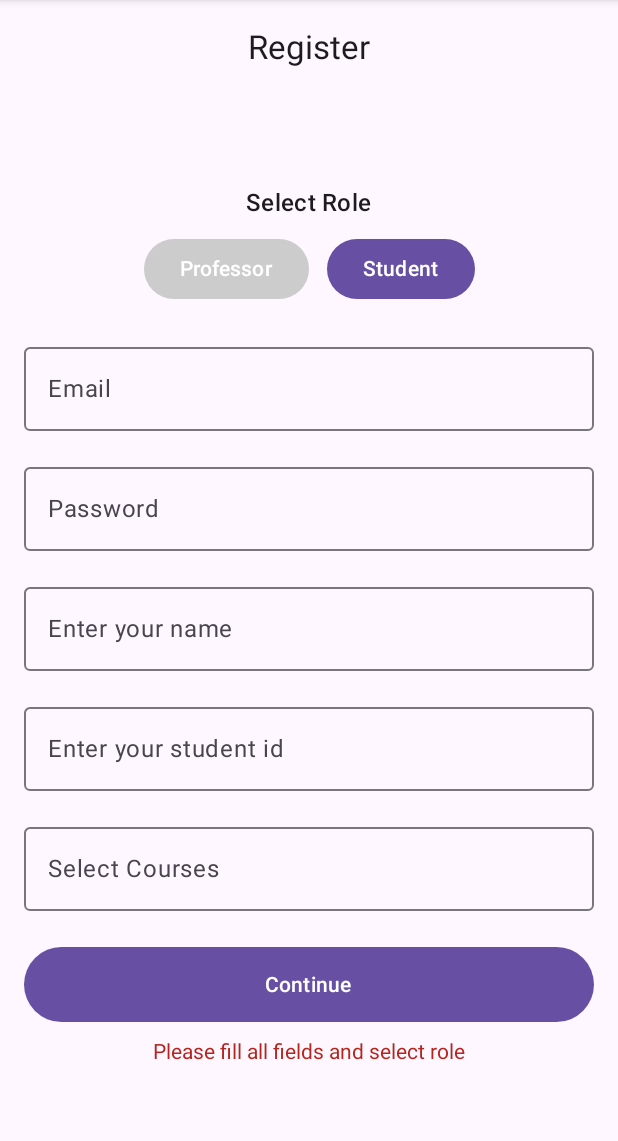
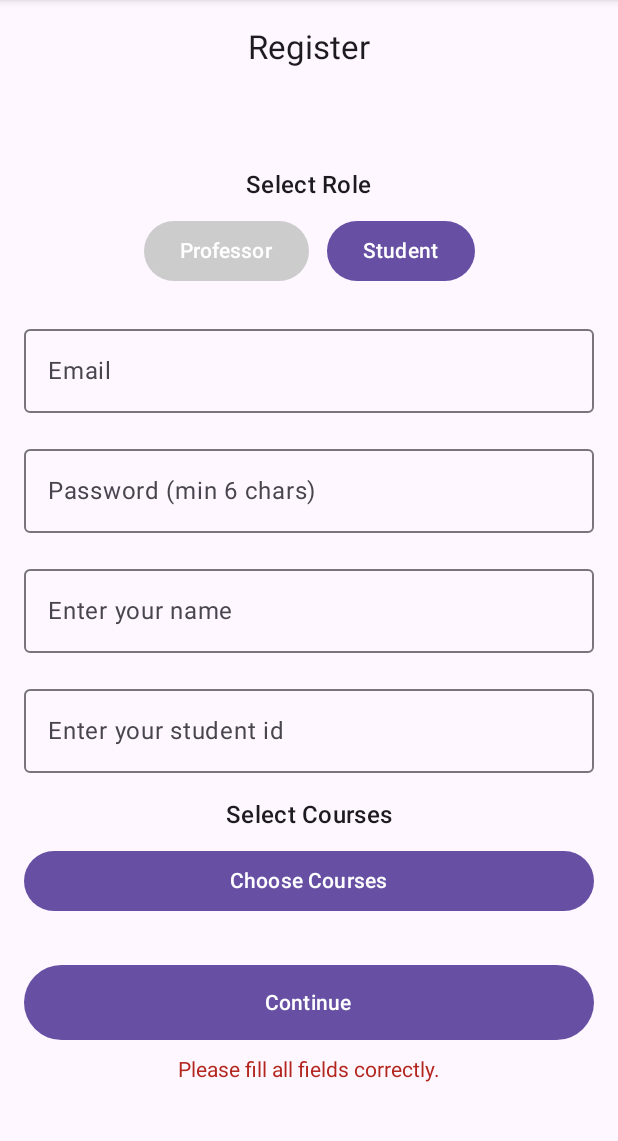
Before and after one commit to zulalmacit/FaceRecognitionApp, an Android app built with Jetpack Compose: the RegisterScreen screen opened through its navigation route, after a tap on "Continue", on a phone screen of 412 x 824 dp, the part 84-1225 px from its top. Run offline under Robolectric (Android 15) with nearby library versions, the phone set to English and light mode, and no system bars; our stand-ins replace Firebase (no records; nobody signed in at launch, a user with empty details on screens opened directly), Room's generated code; 3 other taps on this screen came first.

Commit message:
added navigation for roles

```diff
--- a/app/src/main/java/com/zulal/facerecognition/MainActivity.kt
+++ b/app/src/main/java/com/zulal/facerecognition/MainActivity.kt
@@ -14,6 +14,7 @@ import androidx.navigation.compose.rememberNavController
 import com.google.firebase.FirebaseApp
 import com.zulal.facerecognition.data.db.FaceDatabase
 import com.zulal.facerecognition.data.repository.RoomFaceRepository
+import com.zulal.facerecognition.ui.screen.AdminHomeScreen
 import com.zulal.facerecognition.ui.screen.AllUsersScreen
 import com.zulal.facerecognition.ui.screen.CameraScreen
 import com.zulal.facerecognition.ui.screen.CoursesScreen
@@ -58,5 +59,6 @@ fun AppNavigator() {
         composable("register") { RegisterScreen(navController) }
         composable("courses") { CoursesScreen(navController, faceViewModel) }
         composable("all_users") { AllUsersScreen(navController, faceViewModel) }
+        composable("adminhome") { AdminHomeScreen(navController) }
     }
 }
--- a/app/src/main/java/com/zulal/facerecognition/ui/screen/RegisterScreen.kt
+++ b/app/src/main/java/com/zulal/facerecognition/ui/screen/RegisterScreen.kt
@@ -1,8 +1,8 @@
 package com.zulal.facerecognition.ui.screen
 
-import androidx.compose.foundation.BorderStroke
 import androidx.compose.foundation.layout.*
-import androidx.compose.foundation.shape.RoundedCornerShape
+import androidx.compose.foundation.rememberScrollState
+import androidx.compose.foundation.verticalScroll
 import androidx.compose.material3.*
 import androidx.compose.runtime.*
 import androidx.compose.ui.Alignment
@@ -13,20 +13,33 @@ import androidx.compose.ui.unit.dp
 import androidx.lifecycle.viewmodel.compose.viewModel
 import androidx.navigation.NavController
 import com.zulal.facerecognition.viewmodel.AuthViewModel
+
 @OptIn(ExperimentalMaterial3Api::class)
 @Composable
-fun RegisterScreen(
-    navController: NavController,
-) {
+fun RegisterScreen(navController: NavController) {
+
     val viewModel: AuthViewModel = viewModel()
 
+    // SABİT DERS LİSTESİ
+    val courseOptions = listOf(
+        "Mobile Programming",
+        "Artificial Intelligence",
+        "Database Systems",
+        "Computer Vision",
+        "Data Structures",
+        "Operating Systems"
+    )
+
+    // States
     var userName by remember { mutableStateOf("") }
     var studentId by remember { mutableStateOf("") }
-    var selectedCourses by remember { mutableStateOf("") }
+    var selectedCourses by remember { mutableStateOf(emptyList<String>()) }
+    var showCourseDropdown by remember { mutableStateOf(false) }
     var selectedRole by remember { mutableStateOf("") }
     var email by remember { mutableStateOf("") }
     var password by remember { mutableStateOf("") }
     var message by remember { mutableStateOf("") }
+    var isLoading by remember { mutableStateOf(false) }
 
     Scaffold(
         topBar = { CenterAlignedTopAppBar(title = { Text("Register") }) }
@@ -35,66 +48,58 @@ fun RegisterScreen(
             modifier = Modifier
                 .fillMaxSize()
                 .padding(padding)
+                .verticalScroll(rememberScrollState())
                 .padding(16.dp),
             horizontalAlignment = Alignment.CenterHorizontally,
             verticalArrangement = Arrangement.Center
         ) {
 
+            // ROLE SELECT
             Text("Select Role", style = MaterialTheme.typography.titleMedium)
             Spacer(modifier = Modifier.height(8.dp))
 
-            Row(
-                horizontalArrangement = Arrangement.Center,
-                verticalAlignment = Alignment.CenterVertically
-            ) {
+            Row {
                 Button(
                     onClick = { selectedRole = "Professor" },
                     colors = ButtonDefaults.buttonColors(
-                        containerColor = if (selectedRole == "Professor")
-                            MaterialTheme.colorScheme.primary
-                        else Color.LightGray
+                        containerColor = if (selectedRole == "Professor") MaterialTheme.colorScheme.primary else Color.LightGray
                     )
-                ) {
-                    Text("Professor")
-                }
+                ) { Text("Professor") }
 
                 Spacer(modifier = Modifier.width(12.dp))
 
                 Button(
                     onClick = { selectedRole = "Student" },
                     colors = ButtonDefaults.buttonColors(
-                        containerColor = if (selectedRole == "Student")
-                            MaterialTheme.colorScheme.primary
-                        else Color.LightGray
+                        containerColor = if (selectedRole == "Student") MaterialTheme.colorScheme.primary else Color.LightGray
                     )
-                ) {
-                    Text("Student")
-                }
+                ) { Text("Student") }
             }
 
             Spacer(modifier = Modifier.height(20.dp))
 
+            // EMAIL
             OutlinedTextField(
                 value = email,
-                onValueChange = { email = it },
+                onValueChange = { email = it.trim() },
                 label = { Text("Email") },
-                modifier = Modifier.fillMaxWidth(),
-                singleLine = true
+                modifier = Modifier.fillMaxWidth()
             )
 
             Spacer(modifier = Modifier.height(16.dp))
 
+            // PASSWORD
             OutlinedTextField(
                 value = password,
                 onValueChange = { password = it },
-                label = { Text("Password") },
+                label = { Text("Password (min 6 chars)") },
                 visualTransformation = PasswordVisualTransformation(),
-                modifier = Modifier.fillMaxWidth(),
-                singleLine = true
+                modifier = Modifier.fillMaxWidth()
             )
 
             Spacer(modifier = Modifier.height(16.dp))
 
+            // NAME
             OutlinedTextField(
                 value = userName,
                 onValueChange = { userName = it },
@@ -104,6 +109,8 @@ fun RegisterScreen(
 
             Spacer(modifier = Modifier.height(16.dp))
 
+            // STUDENT ID ONLY FOR STUDENTS
+            if (selectedRole == "Student") {
                 OutlinedTextField(
                     value = studentId,
                     onValueChange = { studentId = it },
@@ -112,45 +119,81 @@ fun RegisterScreen(
                 )
 
                 Spacer(modifier = Modifier.height(16.dp))
+            }
 
-            OutlinedTextField(
-                value = selectedCourses,
-                onValueChange = { selectedCourses = it },
-                label = { Text("Select Courses") },
+            // COURSE SELECTION
+            Text("Select Courses", style = MaterialTheme.typography.titleMedium)
+            Spacer(Modifier.height(8.dp))
+
+            Button(
+                onClick = { showCourseDropdown = true },
                 modifier = Modifier.fillMaxWidth()
+            ) { Text("Choose Courses") }
+
+            Spacer(modifier = Modifier.height(8.dp))
+
+            Row(modifier = Modifier.fillMaxWidth()) {
+                selectedCourses.forEach { course ->
+                    AssistChip(
+                        onClick = {},
+                        label = { Text(course) },
+                        modifier = Modifier.padding(end = 6.dp, bottom = 6.dp)
                     )
+                }
+            }
 
             Spacer(modifier = Modifier.height(24.dp))
 
+            // REGISTER BUTTON
             Button(
                 onClick = {
-                    if (email.isBlank() || password.isBlank() ||
-                        userName.isBlank() || studentId.isBlank() ||
-                        selectedCourses.isBlank() || selectedRole.isBlank()
+
+                    val emailT = email.lowercase().trim()
+                    val passT = password.trim()
+                    val nameT = userName.trim()
+                    val idT = studentId.trim()
+                    val courseList = selectedCourses
+                    val roleT = selectedRole.trim()
+
+                    // VALIDATION
+                    if (emailT.isEmpty() || passT.length < 6 || nameT.isEmpty() ||
+                        roleT.isEmpty() || courseList.isEmpty() ||
+                        (roleT == "Student" && idT.isEmpty())
                     ) {
-                        message = "Please fill all fields and select role"
+                        message = "Please fill all fields correctly."
+                        return@Button
+                    }
+
+                    isLoading = true
+
+                    viewModel.registerWithProfile(
+                        emailT, passT, nameT, idT, courseList, roleT
+                    ) { ok, err ->
+                        isLoading = false
+                        if (ok) {
+                            if (roleT == "Professor") {
+                                navController.navigate("adminhome") {
+                                    popUpTo("register") { inclusive = true }
+                                    launchSingleTop = true
+                                }
                             } else {
-                        viewModel.register(email, password) { success, error ->
-                            if (success) {
-                                viewModel.saveUserProfile(
-                                    name = userName,
-                                    studentId = studentId,
-                                    courses = selectedCourses,
-                                    role = selectedRole
-                                ) { ok, err ->
-                                    if (ok) {
                                 navController.navigate("camera") {
                                     popUpTo("register") { inclusive = true }
+                                    launchSingleTop = true
                                 }
-                                    } else message = err ?: "Profile save error"
                             }
-                            } else message = error ?: "Registration failed"
+                        }
+                        else {
+                            message = err ?: "Registration failed"
                         }
                     }
                 },
-                modifier = Modifier.fillMaxWidth().height(50.dp)
+                enabled = !isLoading,
+                modifier = Modifier
+                    .fillMaxWidth()
+                    .height(50.dp)
             ) {
-                Text("Continue")
+                Text(if (isLoading) "Creating account..." else "Continue")
             }
 
             if (message.isNotEmpty()) {
@@ -158,5 +201,35 @@ fun RegisterScreen(
                 Text(message, color = MaterialTheme.colorScheme.error)
             }
         }
+
+        // MULTI-SELECT COURSE POPUP
+        if (showCourseDropdown) {
+            AlertDialog(
+                onDismissRequest = { showCourseDropdown = false },
+                confirmButton = {
+                    TextButton(onClick = { showCourseDropdown = false }) {
+                        Text("Done")
+                    }
+                },
+                title = { Text("Select Courses") },
+                text = {
+                    Column {
+                        courseOptions.forEach { course ->
+                            Row(verticalAlignment = Alignment.CenterVertically) {
+                                Checkbox(
+                                    checked = selectedCourses.contains(course),
+                                    onCheckedChange = { checked ->
+                                        selectedCourses =
+                                            if (checked) selectedCourses + course
+                                            else selectedCourses - course
+                                    }
+                                )
+                                Text(course)
                             }
                         }
+                    }
+                }
+            )
+        }
+    }
+}
--- a/app/src/main/java/com/zulal/facerecognition/ui/screen/SplashScreen.kt
+++ b/app/src/main/java/com/zulal/facerecognition/ui/screen/SplashScreen.kt
@@ -19,13 +19,43 @@ fun SplashScreen(navController: NavController) {
     val authViewModel: AuthViewModel = viewModel()
 
     LaunchedEffect(Unit) {
-        if (authViewModel.currentUser() != null) {
-            navController.navigate("courses") {
+        val user = authViewModel.currentUser()
+
+        // Kullanıcı yok -> login ekranına
+        if (user == null) {
+            navController.navigate("login") {
                 popUpTo("splash") { inclusive = true }
             }
-        } else {
+            return@LaunchedEffect
+        }
+
+        val uid = user.uid
+
+        // Firebase'den rolü çek
+        authViewModel.getUserRole(uid) { role ->
+            when (role) {
+                "Student" -> {
+                    navController.navigate("camera") {
+                        popUpTo("splash") { inclusive = true }
+                    }
+                }
+                "Professor" -> {
+                    navController.navigate("professorHome") {
+                        popUpTo("splash") { inclusive = true }
+                    }
+                }
+                null -> {
+                    // Hesap var ama profil yok -> register
+                    navController.navigate("register") {
+                        popUpTo("splash") { inclusive = true }
+                    }
+                }
+                else -> {
+                    // Güvenlik fallback
                     navController.navigate("login") {
                         popUpTo("splash") { inclusive = true }
+                    }
+                }
             }
         }
     }
@@ -39,14 +69,13 @@ fun SplashScreen(navController: NavController) {
         Column(
             horizontalAlignment = Alignment.CenterHorizontally,
             verticalArrangement = Arrangement.Center
-        ) { // Orta kısımda yüz ikonu
+        ) {
             Box(
                 modifier = Modifier
                     .size(250.dp)
                     .background(Color(0xFF231A60)),
                 contentAlignment = Alignment.Center
-            )
-            {
+            ) {
                 Image(
                     painter = painterResource(id = R.drawable.splash_face),
                     contentDescription = "Face Icon",
--- a/app/src/main/java/com/zulal/facerecognition/viewmodel/AuthViewModel.kt
+++ b/app/src/main/java/com/zulal/facerecognition/viewmodel/AuthViewModel.kt
@@ -2,15 +2,19 @@ package com.zulal.facerecognition.viewmodel
 
 import androidx.lifecycle.ViewModel
 import com.google.firebase.auth.FirebaseAuth
+import com.google.firebase.firestore.FirebaseFirestore
 import com.zulal.facerecognition.data.repository.AuthRepository
+
 class AuthViewModel : ViewModel() {
 
     private val repo = AuthRepository()
+    private val auth = FirebaseAuth.getInstance()
+    private val db = FirebaseFirestore.getInstance()
 
     fun saveUserProfile(
         name: String,
         studentId: String,
-        courses: String,
+        courses: List<String>,   // String -> List<String>
         role: String,
         onResult: (Boolean, String?) -> Unit
     ) {
@@ -28,6 +32,59 @@ class AuthViewModel : ViewModel() {
     fun register(email: String, password: String, onResult: (Boolean, String?) -> Unit) {
         repo.register(email, password, onResult)
     }
+
+    fun getUserRole(uid: String, onResult: (String?) -> Unit) {
+        db.collection("users").document(uid)
+            .get()
+            .addOnSuccessListener { doc ->
+                val role = doc.getString("role")
+                onResult(role)
+            }
+            .addOnFailureListener {
+                onResult(null)
+            }
+    }
+
+
     fun currentUser() = FirebaseAuth.getInstance().currentUser
 
+    /** Register + Firestore kayıt + rollback */
+    fun registerWithProfile(
+        email: String,
+        password: String,
+        name: String,
+        studentId: String,
+        courses: List<String>,  // String -> List<String>
+        role: String,
+        onResult: (Boolean, String?) -> Unit
+    ) {
+        repo.register(email, password) { success, error ->
+            if (!success) {
+                onResult(false, error)
+                return@register
+            }
+
+            val uid = auth.currentUser?.uid
+            if (uid == null) {
+                onResult(false, "User ID not found")
+                return@register
+            }
+
+            val userProfile = hashMapOf(
+                "uid" to uid,
+                "name" to name,
+                "studentId" to studentId,
+                "courses" to courses, // Firestore Array
+                "role" to role
+            )
+
+            db.collection("users").document(uid)
+                .set(userProfile)
+                .addOnSuccessListener { onResult(true, null) }
+                .addOnFailureListener { e ->
+                    auth.currentUser?.delete()  // rollback
+                    onResult(false, e.message)
+                }
+        }
+    }
 }
```
Also changed, not shown: app/src/main/java/com/zulal/facerecognition/data/repository/AuthRepository.kt (+11 -10 lines), app/src/main/java/com/zulal/facerecognition/ui/screen/AdminHomeScreen.kt (added, +10 -0 lines), app/src/main/java/com/zulal/facerecognition/ui/screen/LoginScreen.kt (+23 -9 lines). Lines whose indentation alone changed are shown as unchanged.
